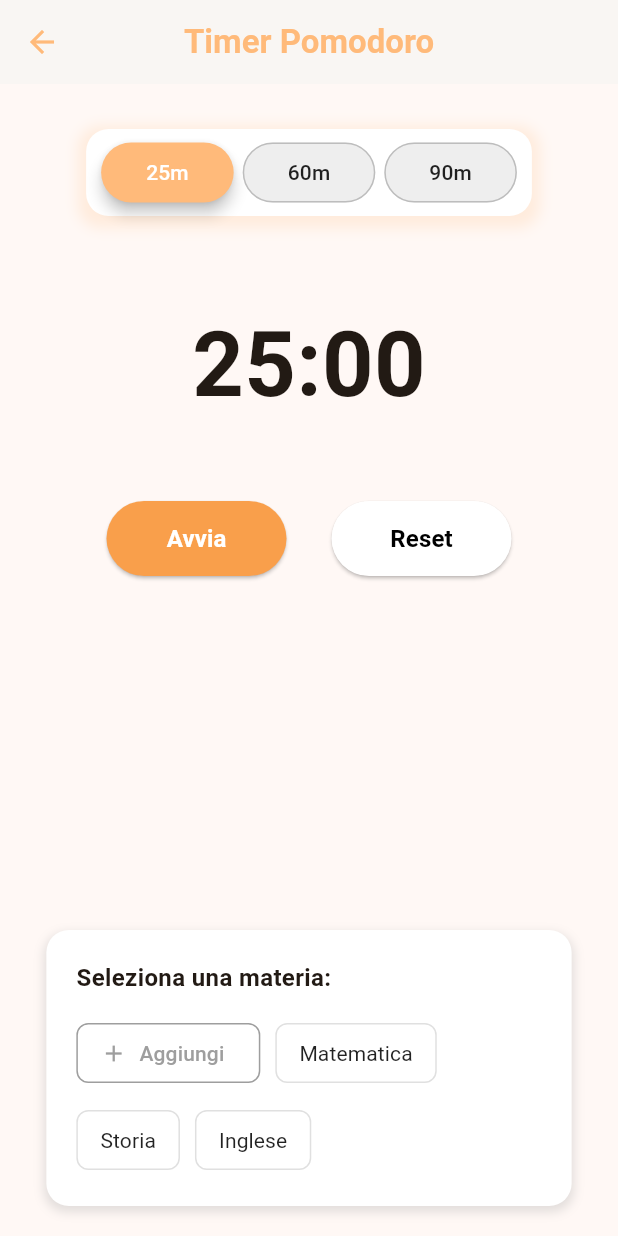
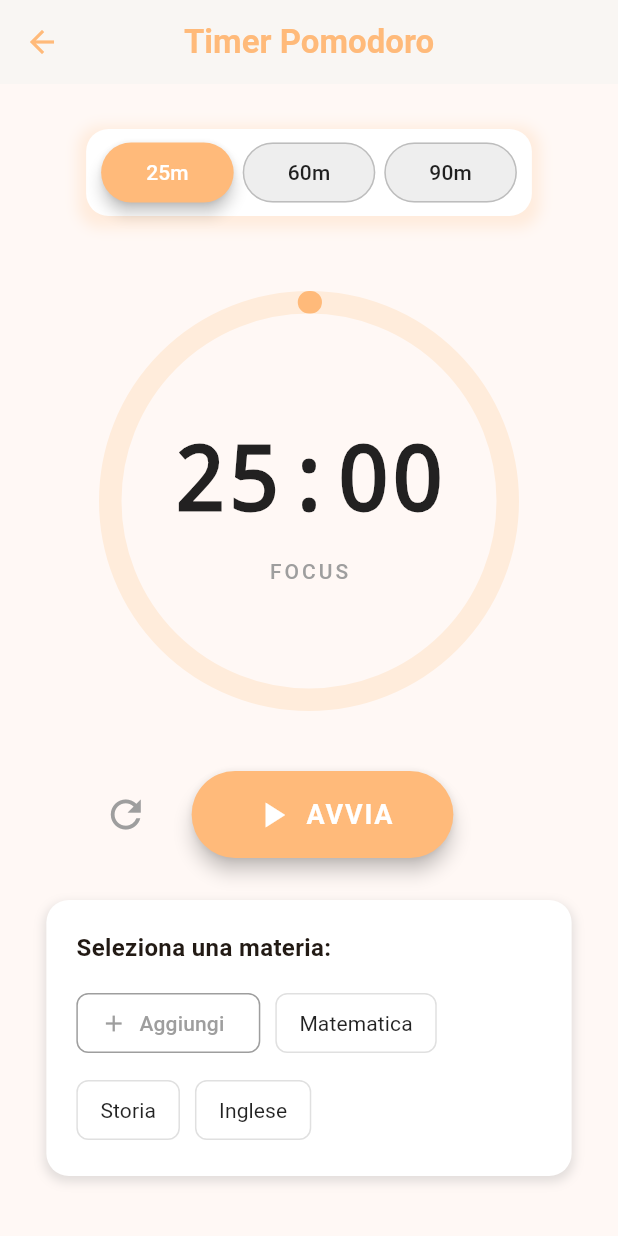
Before and after one commit to alecastagnedi04/StudyFlow, a Flutter app: the screen it shows after launch, after a tap on "Entra con Google", after a tap on "Inizia sessione di studio", on a phone screen of 412 x 824 dp. Run offline on Flutter 3.47's test engine with Material 3 defaults, Android fonts, the phone set to English and light mode, and no system bars; drawn by our look-alikes of sleek_circular_slider.

Commit message:
Modifica al timer

```diff
--- a/lib/pagine/main_page.dart
+++ b/lib/pagine/main_page.dart
@@ -1,5 +1,6 @@
 import 'package:flutter/material.dart';
 
+// Assicurati che questi import siano corretti nel tuo progetto
 import 'home/home_page.dart';
 import 'calendario/calendario_page.dart';
 import 'stats/widgets/stats_page.dart';
@@ -17,84 +18,75 @@ class MainPage extends StatefulWidget {
 class _MainPageState extends State<MainPage> {
   static const Color primaryOrange = Color.fromARGB(255, 255, 186, 122);
 
-  // Iniziamo con Home attiva (FAB)
-  int _currentIndex = 0; // Indice della pagina laterale attiva
-  bool _isHomeActive = true; // Traccia se la HomePage (FAB) è attiva
+  // Indice LOGICO della pagina (0=Cal, 1=Stats, 2=Umore, 3=Note)
+  int _currentIndex = 0;
+  bool _isHomeActive = true;
 
-  // LISTA PAGINE: Solo le pagine laterali (4 elementi)
   final List<Widget> _pages = const [
-    CalendarioPage(),  // Pagina 0 (Left slot 0)
-    StatsPage(),       // Pagina 1 (Left slot 1)
-    MoodPage(),        // Pagina 2 (Right slot 3)
-    NotesPage(),       // Pagina 3 (Right slot 4)
+    CalendarioPage(),
+    StatsPage(),
+    MoodPage(),
+    NotesPage(),
   ];
 
-  // Funzione per aprire la ProfilePage
   void _apriProfilo() {
     Navigator.of(context).push(
       MaterialPageRoute(builder: (ctx) => const ProfilePage()),
     );
   }
 
-  // LOGICA DI NAVIGAZIONE TAB LATERALE
-  void _setPage(int newTapIndex) {
-    if (newTapIndex == 2) return; // Ignora lo slot centrale (FAB)
+  // Gestisce il click sulla barra di navigazione
+  void _setPage(int visualIndex) {
+    // Se l'utente clicca il buco centrale (indice 2), non facciamo nulla
+    if (visualIndex == 2) return;
 
-    // Mappa l'indice cliccato nell'indice della lista _pages
-    final int newPageIndex = newTapIndex > 2 ? newTapIndex - 1 : newTapIndex;
+    // Mappiamo l'indice VISIVO (0,1,3,4) all'indice LOGICO delle pagine (0,1,2,3)
+    // Se clicco a destra del buco (>2), sottraggo 1 per "saltare" il buco
+    final int logicalIndex = visualIndex > 2 ? visualIndex - 1 : visualIndex;
 
     setState(() {
-      _currentIndex = newPageIndex;
-      _isHomeActive = false; // La Home non è più attiva
+      _currentIndex = logicalIndex;
+      _isHomeActive = false;
     });
   }
 
-  // LOGICA DI NAVIGAZIONE HOME CENTRALE
   void _goToHome() {
     setState(() {
       _isHomeActive = true;
     });
   }
 
-  // Funzione per ottenere il titolo della pagina corrente
   String _getAppBarTitle() {
     if (_isHomeActive) return 'Home';
-
     switch (_currentIndex) {
-      case 0:
-        return 'Calendario';
-      case 1:
-        return 'Statistiche';
-      case 2:
-        return 'Umore';
-      case 3:
-        return 'Note';
-      default:
-        return 'StudyFlow';
+      case 0: return 'Calendario';
+      case 1: return 'Statistiche';
+      case 2: return 'Umore';
+      case 3: return 'Note';
+      default: return 'StudyFlow';
     }
   }
 
-
-
-  // FUNZIONE CHE RESTITUISCE IL WIDGET CORRENTE (Home o Pagina Laterale)
-  Widget _getCurrentPage() {
-    // Il padding compensa lo spazio occupato dal BottomAppBar
-      return _isHomeActive ? const HomePage() : _pages[_currentIndex];
-
+  // Converte l'indice LOGICO (0-3) in indice VISIVO (0-4 con buco al 2) per evidenziare l'icona giusta
+  int _getVisualIndex() {
+    if (_currentIndex >= 2) return _currentIndex + 1;
+    return _currentIndex;
   }
-
 
   @override
   Widget build(BuildContext context) {
     return Scaffold(
+      // Fondamentale per evitare che la tastiera rompa il layout della barra
+      resizeToAvoidBottomInset: false,
+      // Permette al corpo di estendersi dietro al FAB per un look più moderno
+      extendBody: true,
 
-      // APPBAR TRASPARENTE con accesso al Profilo
       appBar: AppBar(
         title: Text(_getAppBarTitle(), style: const TextStyle(fontWeight: FontWeight.bold)),
         centerTitle: true,
         elevation: 1,
-        backgroundColor: Colors.transparent,
-        foregroundColor: primaryOrange,
+        backgroundColor: Colors.transparent, // Trasparente per mostrare sfondo body
+        foregroundColor: Colors.orange,
         actions: [
           IconButton(
             icon: const Icon(Icons.person),
@@ -105,47 +97,65 @@ class _MainPageState extends State<MainPage> {
         ],
       ),
 
-      body: _getCurrentPage(),
+      body: _isHomeActive ? const HomePage() : _pages[_currentIndex],
 
-      // FLOATING ACTION BUTTON (il pulsante Home centrale)
+      // --- FAB (IL BOTTONE GALLEGGIANTE CENTRALE) ---
       floatingActionButton: FloatingActionButton(
         onPressed: _goToHome,
         backgroundColor: primaryOrange,
         foregroundColor: Colors.white,
-        shape: const CircleBorder(),
-        elevation: 8,
-        child: const Icon(Icons.home, size: 20),
+        shape: const CircleBorder(), // Cerchio perfetto
+        elevation: 4, // Ombra leggera per staccarlo
+        child: const Icon(Icons.home, size: 28),
       ),
 
+      // Questa proprietà "incastra" il bottone nella barra sotto
       floatingActionButtonLocation: FloatingActionButtonLocation.centerDocked,
 
+
+      //NON TOCCARE CHE SI ROMPE TUTTO
+
+      // --- BOTTOM BAR CON BUCO (NOTCH) ---
       bottomNavigationBar: BottomAppBar(
-        shape: const CircularNotchedRectangle(),
-        notchMargin: 6.0,
+        shape: const CircularNotchedRectangle(), // Crea il taglio circolare
+        notchMargin: 8.0, // Distanza tra il bottone e il taglio
+        color: const Color(0xFFFFF3E0), // Colore sfondo barra (Beige chiaro)
+        elevation: 10, // Ombra della barra
+        padding: EdgeInsets.zero, // FIX OVERFLOW: Rimuove padding extra indesiderato
+        height: 65, // Altezza fissa per stabilità
+        clipBehavior: Clip.antiAlias, // Bordi puliti
+
         child: BottomNavigationBar(
-          backgroundColor: Colors.transparent,
-          elevation: 0,
-          type: BottomNavigationBarType.fixed,
+          backgroundColor: Colors.transparent, // Trasparente perché il colore lo da BottomAppBar
+          elevation: 0, // 0 perché l'ombra la da BottomAppBar
+          type: BottomNavigationBarType.fixed, // Necessario per 5 item
 
-          // L'indice selezionato è -1 se Home è attiva, altrimenti è l'indice della pagina laterale
-          currentIndex: _isHomeActive ? 0 : _currentIndex,
+          // Se siamo in Home, evidenziamo il buco centrale (o nulla), altrimenti l'icona giusta
+          currentIndex: _isHomeActive ? 2 : _getVisualIndex(),
 
-          showSelectedLabels: false,
-          showUnselectedLabels: false,
-          selectedItemColor: _isHomeActive ? Colors.grey : primaryOrange,
+          // Se siamo in Home, rendiamo "trasparente" l'evidenziazione così sembra che nulla sia selezionato
+          selectedItemColor: _isHomeActive ? Colors.transparent : primaryOrange,
           unselectedItemColor: Colors.grey,
+
+          showSelectedLabels: true,
+          showUnselectedLabels: false, // Nascondiamo le label non selezionate per pulizia
+
           onTap: _setPage,
+
           items: const [
-            // Gruppo Sinistro
-            BottomNavigationBarItem(icon: Icon(Icons.calendar_today), label: 'Calendario'), // Index 0 -> Pagina 0
-            BottomNavigationBarItem(icon: Icon(Icons.insights), label: 'Statistiche'),   // Index 1 -> Pagina 1
+            // SINISTRA
+            BottomNavigationBarItem(icon: Icon(Icons.calendar_today), label: 'Calendario'),
+            BottomNavigationBarItem(icon: Icon(Icons.insights), label: 'Stats'),
 
-            // Slot Vuoto (Centro)
-            BottomNavigationBarItem(icon: Icon(null), label: ''), // Icona nulla
+            // CENTRO (SPAZIO VUOTO INVISIBILE PER IL FAB)
+            BottomNavigationBarItem(
+              icon: Icon(Icons.circle, color: Colors.transparent), // Icona fantasma
+              label: '',
+            ),
 
-            // Gruppo Destro
-            BottomNavigationBarItem(icon: Icon(Icons.mood), label: 'Umore'),  // Index 3 -> Pagina 2
-            BottomNavigationBarItem(icon: Icon(Icons.edit_note), label: 'Note'),  // Index 4 -> Pagina 3
+            // DESTRA
+            BottomNavigationBarItem(icon: Icon(Icons.mood), label: 'Umore'),
+            BottomNavigationBarItem(icon: Icon(Icons.edit_note), label: 'Note'),
           ],
         ),
       ),
--- a/lib/pagine/timer/widgets/pomodoro_buttons.dart
+++ b/lib/pagine/timer/widgets/pomodoro_buttons.dart
@@ -1,11 +1,9 @@
 import 'package:flutter/material.dart';
 
-// Questo widget "stupido" sa solo come disegnare
-// i pulsanti Avvia/Pausa e Reset.
 class PomodoroButtons extends StatelessWidget {
   final bool attivo;
-  final void Function() onAvviaPausa;
-  final void Function() onReset;
+  final VoidCallback onAvviaPausa;
+  final VoidCallback onReset;
 
   const PomodoroButtons({
     super.key,
@@ -16,36 +14,53 @@ class PomodoroButtons extends StatelessWidget {
 
   @override
   Widget build(BuildContext context) {
-    const Size buttonSize = Size(120, 50);
-    const TextStyle buttonTextStyle = TextStyle(fontSize: 16, fontWeight: FontWeight.bold);
+    const Color primaryOrange = Color.fromARGB(255, 255, 186, 122);
+
     return Row(
       mainAxisAlignment: MainAxisAlignment.center,
       children: [
-        // Pulsante AVVIA/PAUSA
+        // Tasto Reset (piccolo a sinistra)
+        IconButton(
+          iconSize: 30,
+          onPressed: onReset,
+          icon: const Icon(Icons.refresh),
+          color: Colors.grey,
+          tooltip: 'Reset Timer',
+        ),
+
+        const SizedBox(width: 20),
+
+        // Tasto Principale (Play/Pausa)
         ElevatedButton(
-
-          onPressed: onAvviaPausa, // Chiama la funzione passata dal "Cervello"
+          onPressed: onAvviaPausa,
           style: ElevatedButton.styleFrom(
-            minimumSize: buttonSize,
-            backgroundColor: attivo ? const Color.fromARGB(255, 255, 186, 122):const Color.fromARGB(255, 249, 159, 75) ,
+            backgroundColor: primaryOrange,
             foregroundColor: Colors.white,
+            padding: const EdgeInsets.symmetric(horizontal: 40, vertical: 15),
+            shape: RoundedRectangleBorder(
+              borderRadius: BorderRadius.circular(30),
+            ),
+            elevation: 5,
           ),
-          child: Text(attivo ? 'Pausa' : 'Avvia',
-            style: buttonTextStyle,
+          child: Row(
+            mainAxisSize: MainAxisSize.min,
+            children: [
+              Icon(attivo ? Icons.pause : Icons.play_arrow, size: 28),
+              const SizedBox(width: 8),
+              Text(
+                attivo ? "PAUSA" : "AVVIA",
+                style: const TextStyle(
+                  fontSize: 18,
+                  fontWeight: FontWeight.bold,
+                  letterSpacing: 1.2,
+                ),
+              ),
+            ],
           ),
         ),
-        const SizedBox(width: 30),
 
-        // Pulsante RESET
-        ElevatedButton(
-          onPressed: onReset, // Chiama la funzione passata dal "Cervello"
-          style: ElevatedButton.styleFrom(
-            minimumSize: buttonSize,
-            backgroundColor: Colors.white,
-            foregroundColor: Colors.black,
-          ),
-          child: const Text('Reset',style: buttonTextStyle,),
-        ),
+        // Spazio vuoto per bilanciare visivamente il tasto reset
+        const SizedBox(width: 50),
       ],
     );
   }
--- a/lib/pagine/timer/widgets/pomodoro_shape.dart
+++ b/lib/pagine/timer/widgets/pomodoro_shape.dart
@@ -1,37 +1,85 @@
 import 'package:flutter/material.dart';
-
+import 'package:sleek_circular_slider/sleek_circular_slider.dart';
 
 class PomodoroShape extends StatelessWidget {
   final String tempoFormattato;
-  final double progresso; // Nuova proprietà: percentuale di progresso (da 0.0 a 1.0)
+  final double progresso; // Valore da 0.0 a 1.0
 
   const PomodoroShape({
     super.key,
     required this.tempoFormattato,
-    required this.progresso, // Ora è obbligatorio
+    required this.progresso,
   });
 
   @override
   Widget build(BuildContext context) {
+    // Colori del tema
+    const Color primaryOrange = Color.fromARGB(255, 255, 186, 122);
+    const Color trackBeige = Color.fromARGB(255, 255, 236, 219);
+
+    // Configuriamo lo slider per essere SOLO visuale (non interattivo)
     return SizedBox(
-      width: 200,
-      height: 100,
-      child: Stack(
-        alignment: Alignment.center, // Centra i children nello stack
-        children: [
-          // Il cerchio di progresso
+      width: 280,
+      height: 280,
+      // IgnorePointer blocca i tocchi, così non si può trascinare per sbaglio
+      child: IgnorePointer(
+        ignoring: true,
+        child: SleekCircularSlider(
+          min: 0,
+          max: 1,
+          initialValue: progresso, // Usa il progresso calcolato (0.0 - 1.0)
 
-          // Il testo del timer (il tuo widget esistente)
-          Text(
-            tempoFormattato,
-            style: const TextStyle(
-              fontSize: 60, // Ridotto leggermente per adattarsi al cerchio
-              fontWeight: FontWeight.bold,
+          appearance: CircularSliderAppearance(
+            size: 280,
+            startAngle: 270, // Inizia in alto
+            angleRange: 360,
+            customWidths: CustomSliderWidths(
+              trackWidth: 15,
+              progressBarWidth: 15,
+              handlerSize: 0, // Nasconde il pallino (non serve se non è interattivo)
+              shadowWidth: 0,
             ),
+            customColors: CustomSliderColors(
+              trackColor: trackBeige,
+              progressBarColor: primaryOrange,
+              hideShadow: true,
+              dotColor: Colors.transparent,
+            ),
+            infoProperties: InfoProperties(
+              mainLabelStyle: const TextStyle(color: Colors.transparent), // Nasconde testo default
+            )
           ),
-          // Puoi aggiungere altri testi qui sotto il timer se vuoi, come "7h planned"
 
-        ],
+          // Il nostro testo centrale personalizzato
+          innerWidget: (double value) {
+            return Center(
+              child: Column(
+                mainAxisAlignment: MainAxisAlignment.center,
+                children: [
+                  Text(
+                    tempoFormattato,
+                    style: const TextStyle(
+                      fontSize: 60,
+                      fontWeight: FontWeight.bold,
+                      color: Colors.black87,
+                      fontFamily: 'monospace'
+                    ),
+                  ),
+                  const SizedBox(height: 8),
+                  const Text(
+                    "FOCUS",
+                    style: TextStyle(
+                      fontSize: 14,
+                      color: Colors.grey,
+                      fontWeight: FontWeight.w500,
+                      letterSpacing: 2.0
+                    ),
+                  )
+                ],
+              ),
+            );
+          },
+        ),
       ),
     );
   }
--- a/lib/pagine/timer/widgets/timer_page.dart
+++ b/lib/pagine/timer/widgets/timer_page.dart
@@ -1,191 +1,158 @@
 import 'package:flutter/material.dart';
-import 'dart:async'; // serve per il timer
-import 'pomodoro_buttons.dart';  //i widgets creati separatamente
+import 'dart:async';
+// Assicurati che questi import puntino ai file corretti nel tuo progetto
+import 'pomodoro_buttons.dart';
 import 'pomodoro_shape.dart';
 import 'subj_list.dart';
 import 'bottoni_durata.dart';
 
-class TimerPage extends StatefulWidget {  // deve ricordare a che punto sta il timer
+class TimerPage extends StatefulWidget {
   const TimerPage({super.key});
 
   @override
-  State<TimerPage> createState() => _TimerState();  // _ indica che è una classe privata
-} //dico che lo stato di TimerPAge viene gestito dalla classe TimerState
+  State<TimerPage> createState() => _TimerState();
+}
 
-// gestione stato timer, i secondi rimaneti, la pogica della pausa e riavvio, ecc.
-class _TimerState extends State<TimerPage> { // eredita tutto da TimerPage (NECESSARIO)
-  // static const int _tempoTotaleInSecondi=3600 se voglio un timer da 60 minuti e non voglio che sia l'unica opzione (const), ho un'unico timer globale (static)
+class _TimerState extends State<TimerPage> {
   String? _materiaSelezionata;
-  int _minutiSelezionati=25;
-  late int _durataInSecondi; // late indica che non può essere null
-  late int _secondiRimanenti; // alla fine i secondi rimanenti sono 0 non null
+  int _minutiSelezionati = 25;
+  late int _durataInSecondi;
+  late int _secondiRimanenti;
   bool _attivo = false;
-  Timer? _timer; // il ? indica che può essere null (timer fermo)
+  Timer? _timer;
 
   @override
   void initState() {
     super.initState();
-    // Imposta il timer iniziale
     _durataInSecondi = _minutiSelezionati * 60;
     _secondiRimanenti = _durataInSecondi;
   }
 
   void _selezioneMateria(String materia) {
     setState(() {
-      // Logic: se clicchi sulla stessa materia, la deseleziona (toggle)
       _materiaSelezionata = (_materiaSelezionata == materia) ? null : materia;
     });
   }
-  //funzione chiamata dai pulsanti della durata (25,60,90)
+
   void _selezionaDurata(int minuti) {
-    if (_attivo) {
-      // non può essere cambiato mente è in funzione
-      return;
-    }
+    if (_attivo) return;
 
-    // se modoifico la durata allora modifico lo stato
     setState(() {
       _minutiSelezionati = minuti;
       _durataInSecondi = minuti * 60;
-      _secondiRimanenti = _durataInSecondi; // Resetta anche i secondi
-    //setState non prende più di un parametro quindi gli passo una funzione che lasci () e il suo codice tra le {} diventa il suo parametro
+      _secondiRimanenti = _durataInSecondi;
+    });
+  }
 
-    //la funzione seleziona durata non contiene effettivamente la durata, quello è il compito del bottone che imposto per chiamare la funzione e gli passa come parametro la durata corrispondente
-    });//setState
-  } //selezioneDurata
-
-
-  //funzione chamata dai pulsanti stop/avvia
   void _avviaPausa() {
-    if(_attivo) {
+    if (_attivo) {
       _timer?.cancel();
-
-    //ferma timer
       setState(() {
-      _attivo=false;
+        _attivo = false;
       });
-    }//if
-
-    //avvia timer
-    else{
+    } else {
       setState(() {
-        _attivo=true;
+        _attivo = true;
       });
-      //countdown
-      _timer=Timer.periodic(const Duration(seconds: 1), (timer){
-        if(_secondiRimanenti>0){
+      _timer = Timer.periodic(const Duration(seconds: 1), (timer) {
+        if (_secondiRimanenti > 0) {
           setState(() {
             _secondiRimanenti--;
           });
-        }
-        else{
+        } else {
           _timer?.cancel();
-          _resetTimer(); // funzione separata
+          _resetTimer();
         }
       });
-    }//else1
-  }//avviaPausa
+    }
+  }
 
-  void _resetTimer(){
+  void _resetTimer() {
     _timer?.cancel();
     setState(() {
-      _secondiRimanenti=_durataInSecondi;
-      _attivo=false;
+      _secondiRimanenti = _durataInSecondi;
+      _attivo = false;
     });
   }
 
-
   @override
   void dispose() {
-        // ✅ SOLUZIONE: Annulla il timer per evitare che chiami setState su un widget inesistente
     _timer?.cancel();
     super.dispose();
   }
-  //per far apparire le modifiche che abbiamo imposto, nel widget esterno decido solo la forma/aspetto
+
   String _formattaTempo(int secondi) {
     final minuti = (secondi ~/ 60).toString().padLeft(2, '0');
-    final secondiRimanenti = (secondi % 60).toString().padLeft(2, '0');
-    return '$minuti:$secondiRimanenti';
+    final sec = (secondi % 60).toString().padLeft(2, '0');
+    return '$minuti:$sec';
   }
 
+  // Calcola una percentuale da 0.0 a 1.0 per il cerchio
   double _calcolaProgresso() {
-  if (_durataInSecondi == 0) return 1.0; // Evita divisione per zero
+    if (_durataInSecondi == 0) return 0.0;
+    // Formula per far riempire/svuotare il cerchio
     return (_durataInSecondi - _secondiRimanenti) / _durataInSecondi;
   }
 
-
-
-  // --- 3. IL DISEGNO (UI) ---
-  // il buid va nel setState(), mentre i widgets che usa sono esterni
-  // ... (omesso codice precedente nella classe _TimerState) ...
-
-// --- 3. IL DISEGNO (UI) ---
   @override
   Widget build(BuildContext context) {
-
-  // Colore principale (per l'AppBar)
     const Color primaryOrange = Color.fromARGB(255, 255, 186, 122);
 
     return Scaffold(
-    // ✅ NUOVA AGGIUNTA: AppBar con pulsante Indietro automatico
       appBar: AppBar(
         title: Text(
-        // Mostra la materia selezionata o un titolo generico
           _materiaSelezionata ?? 'Timer Pomodoro',
           style: const TextStyle(fontWeight: FontWeight.bold),
         ),
         backgroundColor: Colors.white,
         foregroundColor: primaryOrange,
-      elevation: 1, // Leggera linea per separare dal corpo
+        elevation: 1,
         centerTitle: true,
-      automaticallyImplyLeading: true, // Questo aggiunge la freccia Indietro
+        automaticallyImplyLeading: true,
       ),
 
-    // Usiamo SingleChildScrollView per evitare overflow quando si aggiungono widget
       body: SingleChildScrollView(
         child: Padding(
-        padding: const EdgeInsets.symmetric(horizontal: 20.0), // Aggiunge padding laterale
+          padding: const EdgeInsets.symmetric(horizontal: 20.0),
           child: SizedBox(
-          // Forziamo l'altezza minima a quella dello schermo meno l'AppBar
-          height: MediaQuery.of(context).size.height - AppBar().preferredSize.height - MediaQuery.of(context).padding.top,
+            // Altezza dinamica sicura
+            height: MediaQuery.of(context).size.height - AppBar().preferredSize.height - MediaQuery.of(context).padding.top - 20,
 
             child: Column(
-            mainAxisAlignment: MainAxisAlignment.start, // Inizia dall'alto
+              mainAxisAlignment: MainAxisAlignment.start,
               crossAxisAlignment: CrossAxisAlignment.center,
               children: <Widget>[
 
-              // 1. Pulsanti Durata (Spostati in alto)
                 const SizedBox(height: 30),
                 DurationButtonsBox(
                     minutiSelezionati: _minutiSelezionati,
                     onDurationSelected: _selezionaDurata,
                 ),
+
                 const SizedBox(height: 50),
 
-              // 2. Display del Timer (Al centro)
+                // 2. Display del Timer
+                // Qui chiamiamo PomodoroShape con i parametri corretti per la versione "stabile"
                 PomodoroShape(
                   tempoFormattato: _formattaTempo(_secondiRimanenti),
                   progresso: _calcolaProgresso(),
                 ),
+
                 const SizedBox(height: 40),
 
-              // 3. Pulsanti di Controllo
                 PomodoroButtons(
                   attivo: _attivo,
                   onAvviaPausa: _avviaPausa,
                   onReset: _resetTimer,
                 ),
 
-              // 4. SPACER: Assorbe lo spazio e spinge in basso il riquadro materie
                 const Spacer(),
 
-              // 5. Riquadro Materie (In fondo)
                 SubjectList(
                     selectedSubject: _materiaSelezionata,
                     onSubjectSelected: _selezioneMateria,
                 ),
-              const SizedBox(height: 20), // Margine finale
-
+                const SizedBox(height: 20),
               ],
             ),
           ),
@@ -193,11 +160,4 @@ Widget build(BuildContext context) {
       ),
     );
   }
-
-
-
-} // _TimerState
-
-  //nota: ogni volta che cambio qualcosa all'interno di una variabile,
-  //se voglio che questo cambiamento appaia sullo schermo,
-  //devo usare setState((){})
+}
```
Also changed, not shown: pubspec.yaml (+23 -73 lines), pubspec.lock, 3 other files. Lines whose indentation alone changed are shown as unchanged.
